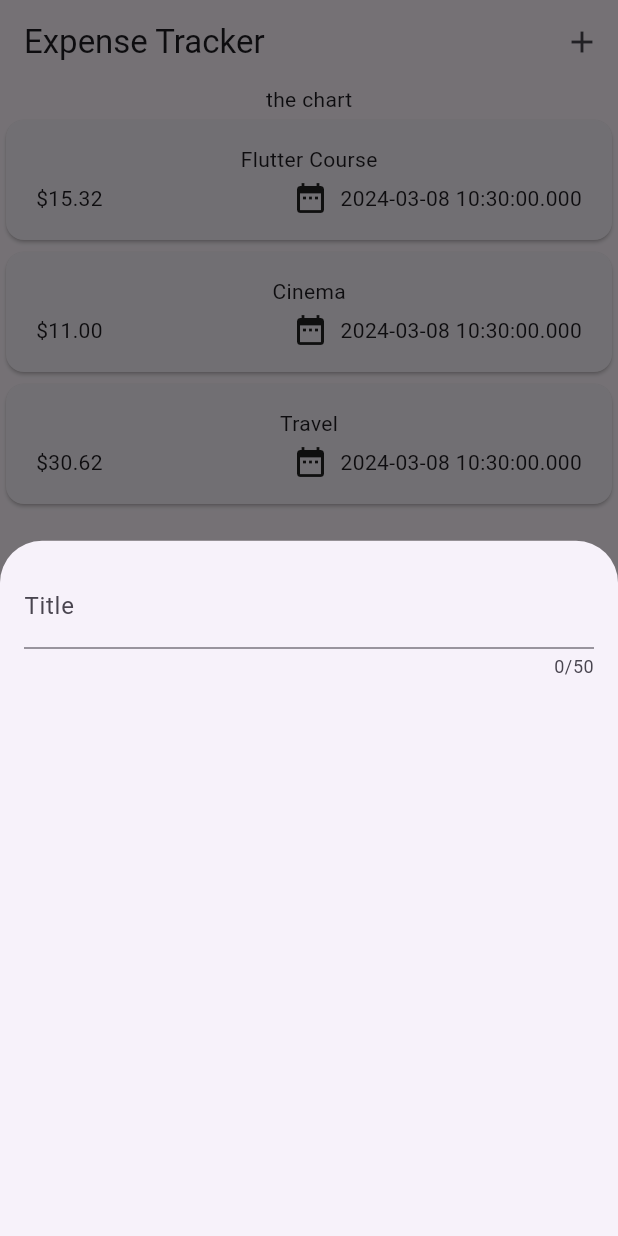
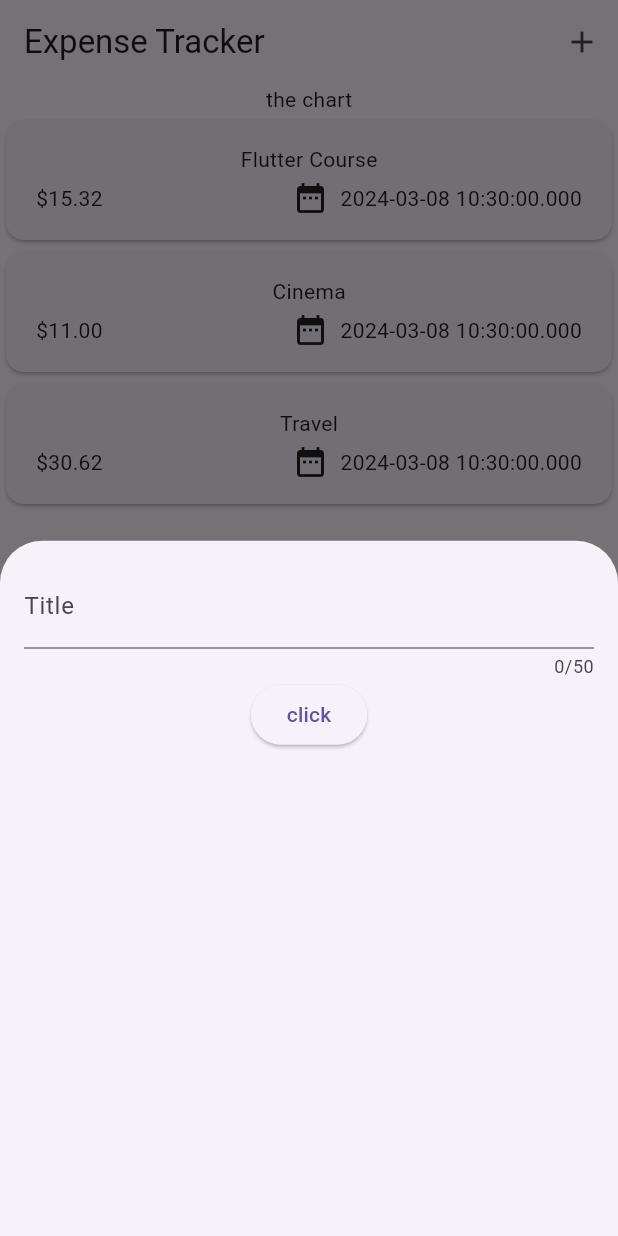
Before and after one commit to yassineelhoubi/expenses_app, a Flutter app: the screen it shows after launch, after a tap on the "add" icon, on a phone screen of 412 x 824 dp. Run offline on Flutter 3.47's test engine with Material 3 defaults, Android fonts, the phone set to English and light mode, and no system bars.

Commit message:
controle the textField with TextEditingController

```diff
--- a/lib/widgets/new_expense.dart
+++ b/lib/widgets/new_expense.dart
@@ -10,17 +10,25 @@ class NewExpense extends StatefulWidget {
 }
 
 class _NewExpenseState extends State<NewExpense> {
+  final _titleController = TextEditingController();
   @override
   Widget build(context) {
-    return const SizedBox(
+    return SizedBox(
       width: double.infinity,
       child: Padding(
-        padding: EdgeInsets.all(16),
+        padding: const EdgeInsets.all(16),
         child: Column(
           children: [
             TextField(
-                maxLength: 50,
-                decoration: InputDecoration(label: Text("Title"))),
+              controller: _titleController,
+              maxLength: 50,
+              decoration: const InputDecoration(
+                label: Text("Title"),
+              ),
+            ),
+            ElevatedButton(
+                onPressed: () => print(_titleController.text),
+                child: Text("click"))
           ],
         ),
       ),
```
